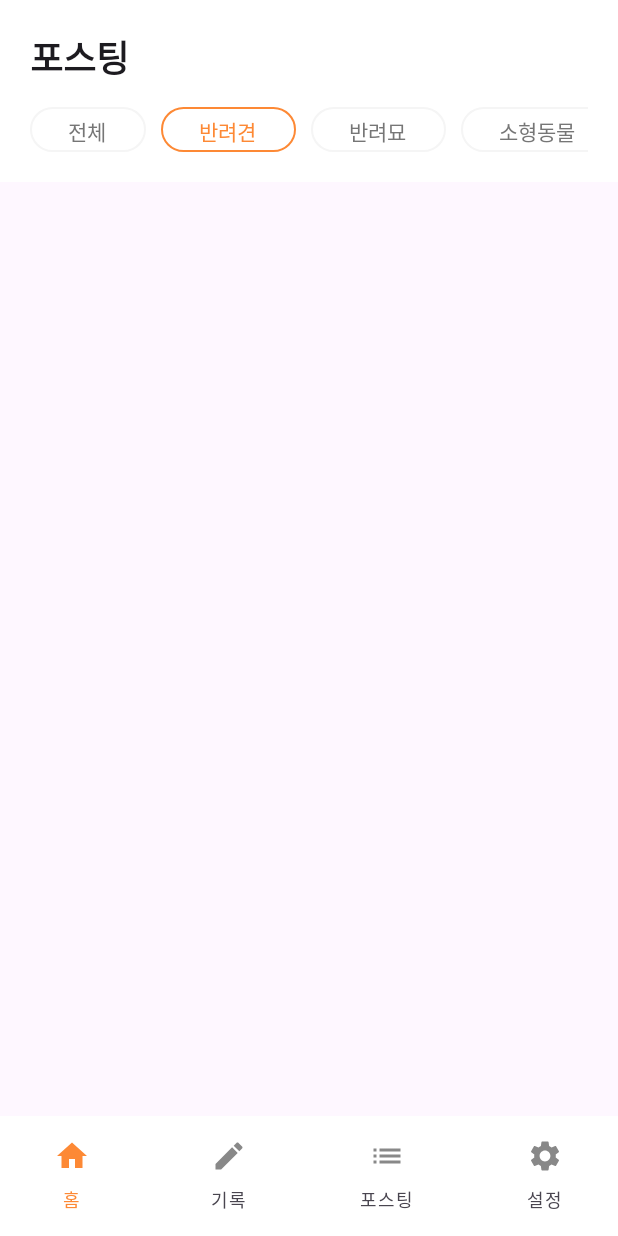
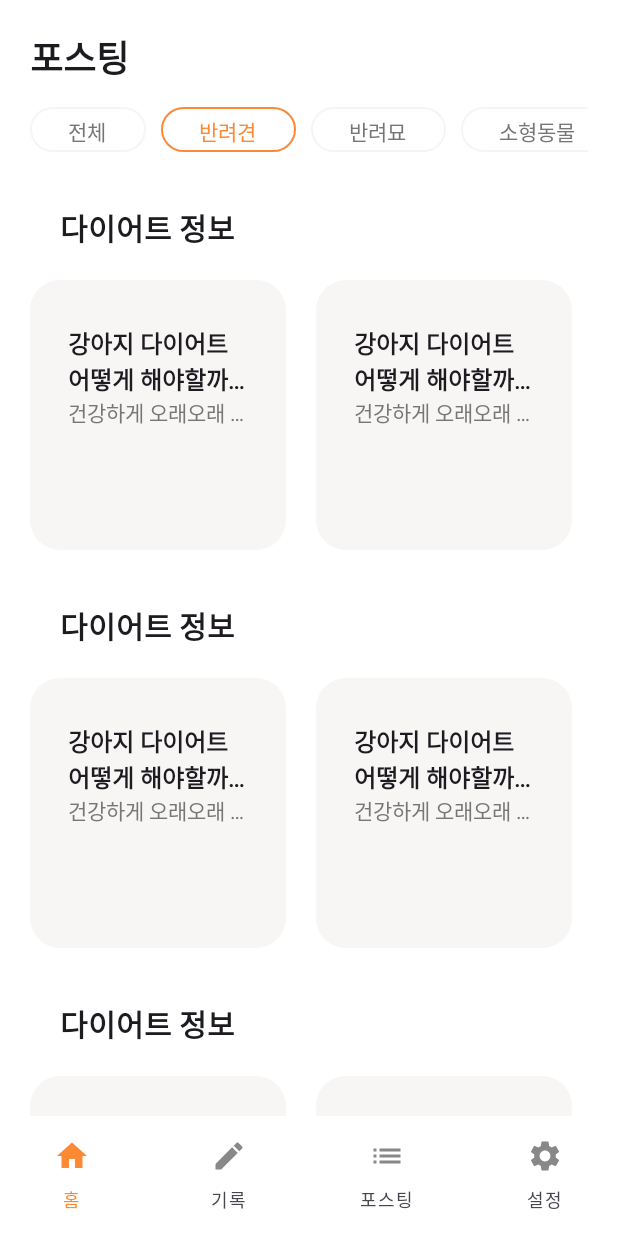
Before and after one commit to dodo849/Fluffy-AOS, an Android app built with Jetpack Compose: the PostView screen opened through its navigation route, on a phone screen of 412 x 824 dp. Run offline under Robolectric (Android 15) with nearby library versions, the phone set to English and light mode, and no system bars.

Commit message:
feat: PostView UI 구현 (더미)

```diff
--- a/app/src/main/java/com/example/fluffy_aos/ui/post/PostView.kt
+++ b/app/src/main/java/com/example/fluffy_aos/ui/post/PostView.kt
@@ -8,6 +8,7 @@ import androidx.compose.foundation.layout.Arrangement
 import androidx.compose.foundation.layout.Column
 import androidx.compose.foundation.layout.PaddingValues
 import androidx.compose.foundation.layout.Row
+import androidx.compose.foundation.layout.Spacer
 import androidx.compose.foundation.layout.fillMaxSize
 import androidx.compose.foundation.layout.height
 import androidx.compose.foundation.layout.padding
@@ -34,6 +35,7 @@ import androidx.navigation.NavController
 import androidx.navigation.compose.rememberNavController
 import com.example.fluffy_aos.global.LocalNavController
 import com.example.fluffy_aos.global.LocalNavControllerProvider
+import com.example.fluffy_aos.ui.post.component.PostCards
 import com.example.fluffy_aos.ui.record.RecordView
 import com.example.fluffy_aos.ui.theme.FluffyAOSTheme
 import com.example.fluffy_aos.ui.theme.gray_background
@@ -49,16 +51,26 @@ fun PostView() {
         verticalArrangement = Arrangement.spacedBy(15.dp),
         modifier = Modifier
             .background(Color.White)
-            .padding(20.dp)
             .verticalScroll(rememberScrollState())
             .fillMaxSize()
     ) {
-        Text(
-            "포스팅", fontWeight = FontWeight.Bold, fontSize = 24.sp
-        )
-        PostCategories()
+        Column(
+            verticalArrangement = Arrangement.spacedBy(15.dp),
+            modifier = Modifier.padding(20.dp)
+        ) {
+            Text(
+                "포스팅", fontWeight = FontWeight.Bold, fontSize = 24.sp
+            )
+            PostCategories()
+        }
+
+        PostCards()
+
+        Spacer(modifier = Modifier.height(50.dp))
+
     }
 }
+
 
 @Preview(showBackground = true)
 @Composable
--- /dev/null
+++ b/app/src/main/java/com/example/fluffy_aos/ui/post/component/PostCards.kt
@@ -0,0 +1,51 @@
+package com.example.fluffy_aos.ui.post.component
+
+import androidx.compose.foundation.horizontalScroll
+import androidx.compose.foundation.layout.Arrangement
+import androidx.compose.foundation.layout.Column
+import androidx.compose.foundation.layout.Row
+import androidx.compose.foundation.layout.Spacer
+import androidx.compose.foundation.layout.fillMaxSize
+import androidx.compose.foundation.layout.padding
+import androidx.compose.foundation.rememberScrollState
+import androidx.compose.foundation.verticalScroll
+import androidx.compose.material3.Text
+import androidx.compose.runtime.Composable
+import androidx.compose.ui.Modifier
+import androidx.compose.ui.text.font.FontWeight
+import androidx.compose.ui.unit.dp
+import androidx.compose.ui.unit.sp
+import com.example.fluffy_aos.ui.post.reusable.PostCard
+
+@Composable
+fun PostCards() {
+    PostCardsRow("다이어트 정보")
+    PostCardsRow("운동 정보")
+    PostCardsRow("영양 정보")
+}
+
+@Composable
+internal fun PostCardsRow(title: String) {
+    Column {
+        Row {
+            Spacer(modifier = Modifier.padding(horizontal = 20.dp))
+            Text(
+                "다이어트 정보",
+                fontSize = 20.sp,
+                fontWeight = FontWeight.Bold
+            )
+        }
+
+        Row(
+            horizontalArrangement = Arrangement.spacedBy(20.dp),
+            modifier = Modifier
+                .padding(20.dp)
+                .horizontalScroll(rememberScrollState())
+                .fillMaxSize(),
+        ) {
+            PostCard("강아지 다이어트 어떻게 해야할까요?", "건강하게 오래오래 함께하는 법")
+            PostCard("강아지 다이어트 어떻게 해야할까요?", "건강하게 오래오래 함께하는 법")
+            PostCard("강아지 다이어트 어떻게 해야할까요?", "건강하게 오래오래 함께하는 법")
+        }
+    }
+}
--- /dev/null
+++ b/app/src/main/java/com/example/fluffy_aos/ui/post/reusable/PostCard.kt
@@ -0,0 +1,37 @@
+package com.example.fluffy_aos.ui.post.reusable
+
+import androidx.compose.foundation.layout.Column
+import androidx.compose.foundation.layout.size
+import androidx.compose.material3.Text
+import androidx.compose.runtime.Composable
+import androidx.compose.ui.Modifier
+import androidx.compose.ui.text.font.FontWeight
+import androidx.compose.ui.text.style.TextOverflow
+import androidx.compose.ui.unit.dp
+import androidx.compose.ui.unit.sp
+import com.example.fluffy_aos.ui.common.Card
+import com.example.fluffy_aos.ui.theme.gray_text_light
+
+@Composable
+fun PostCard(title: String, detail: String) {
+    Card {
+        Column (
+            modifier = Modifier.size(120.dp)
+        ) {
+            Text(
+                title,
+                fontSize = 16.sp,
+                fontWeight = FontWeight(600),
+                maxLines = 2,
+                overflow = TextOverflow.Ellipsis,
+            )
+            Text(
+                detail,
+                fontSize = 14.sp,
+                color = gray_text_light,
+                maxLines = 1,
+                overflow = TextOverflow.Ellipsis,
+            )
+        }
+    }
+}
```
